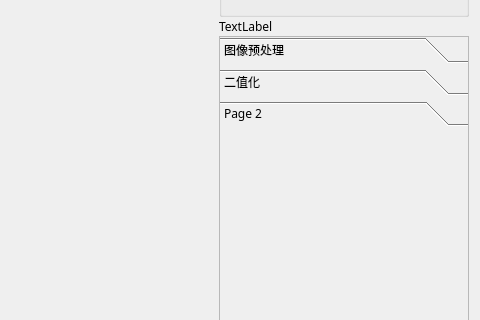
YuHao000/TSR, file TSR/mainwin.ui: the form before one commit; both pictures show x 208 to 688 and y 144 to 464 of the 688 by 881 pixel window.
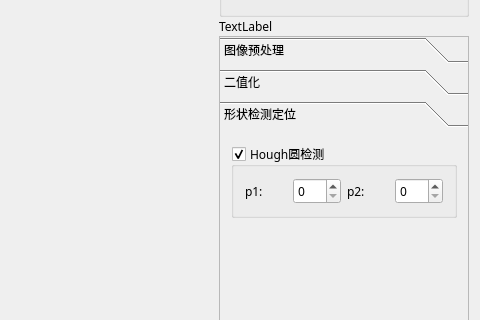
The form after the commit. The open tabs and pages were chosen to show the change. Custom widgets are drawn as their Qt base class.

Commit message: 1. Add Hough circle algorithm 2. Add morphology algorithm 3. Add shape locate toolbox

What changed in the file:
```diff
--- a/TSR/mainwin.ui
+++ b/TSR/mainwin.ui
@@ -835,8 +835,65 @@
           </rect>
          </property>
          <attribute name="label">
-          <string>Page 2</string>
+          <string>形状检测定位</string>
          </attribute>
+         <layout class="QVBoxLayout" name="verticalLayout_3">
+          <item>
+           <widget class="QGroupBox" name="boxShapeHoughCircle">
+            <property name="sizePolicy">
+             <sizepolicy hsizetype="Preferred" vsizetype="Fixed">
+              <horstretch>0</horstretch>
+              <verstretch>0</verstretch>
+             </sizepolicy>
+            </property>
+            <property name="title">
+             <string>Hough圆检测</string>
+            </property>
+            <property name="checkable">
+             <bool>true</bool>
+            </property>
+            <layout class="QGridLayout" name="gridLayout_7">
+             <item row="0" column="0">
+              <widget class="QLabel" name="label_15">
+               <property name="text">
+                <string>p1:</string>
+               </property>
+              </widget>
+             </item>
+             <item row="0" column="1">
+              <widget class="QSpinBox" name="edtHoughP1">
+               <property name="maximum">
+                <number>999</number>
+               </property>
+               <property name="value">
+                <number>0</number>
+               </property>
+              </widget>
+             </item>
+             <item row="0" column="2">
+              <widget class="QLabel" name="label_16">
+               <property name="text">
+                <string>p2:</string>
+               </property>
+              </widget>
+             </item>
+             <item row="0" column="3">
+              <widget class="QSpinBox" name="edtHoughP2">
+               <property name="maximum">
+                <number>999</number>
+               </property>
+               <property name="value">
+                <number>0</number>
+               </property>
+              </widget>
+             </item>
+            </layout>
+           </widget>
+          </item>
+          <item>
+           <widget class="QWidget" name="widget_3" native="true"/>
+          </item>
+         </layout>
         </widget>
        </widget>
       </item>
```
Left out of the diff: 2 changed lines with no effect on the pictures. The commit also changes 5 other files.
